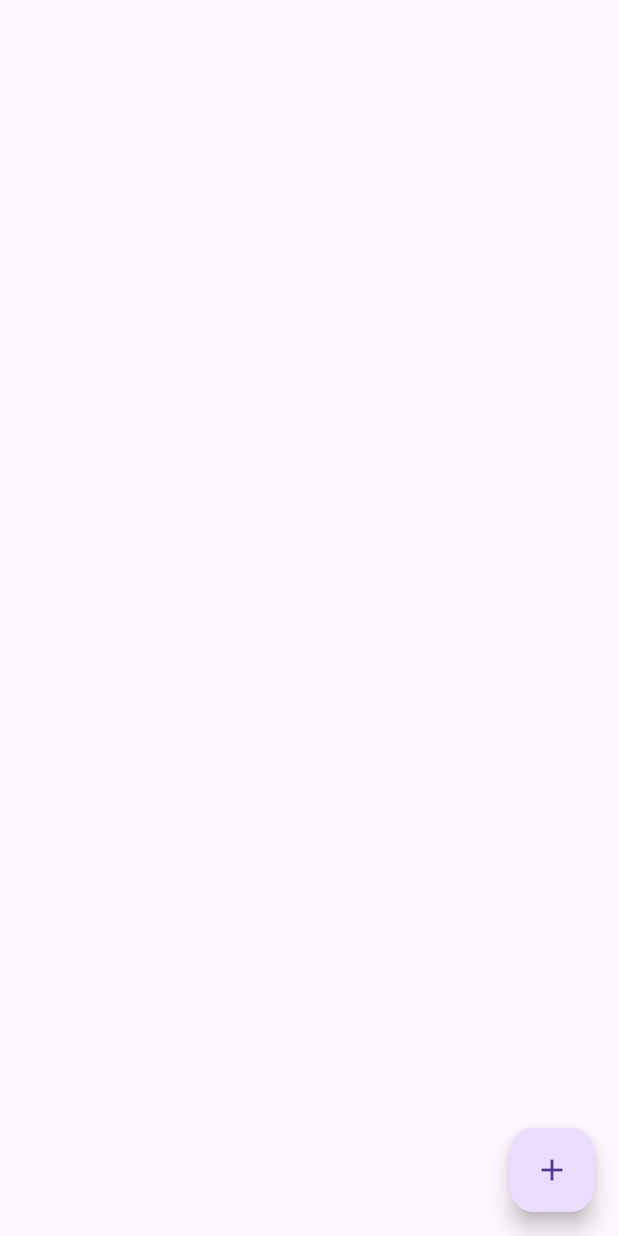
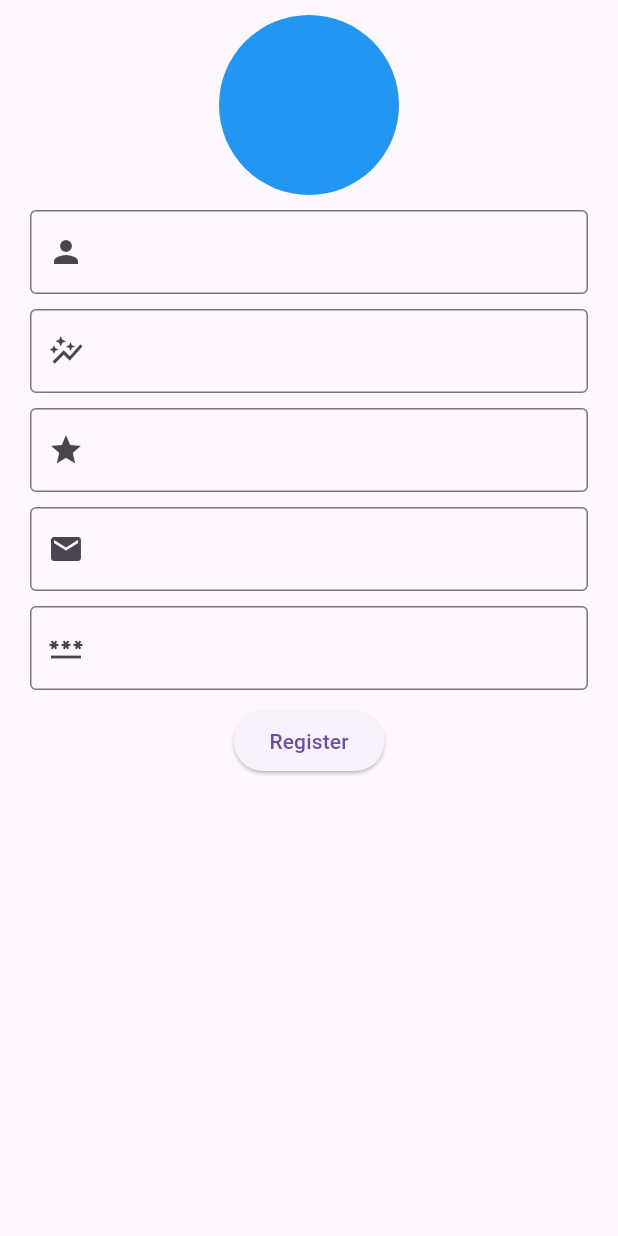
Before and after one commit to sherazinoman/Firebasework, a Flutter app: the screen it shows after launch, on a phone screen of 412 x 824 dp. Run offline on Flutter 3.47's test engine with Material 3 defaults, Android fonts, the phone set to English and light mode, and no system bars; our stand-ins replace cloud_firestore, firebase_auth, firebase_core, firebase_storage, image_picker, shared_preferences; accounts and stored records are empty.

Commit message:
Firebase with Image

```diff
--- a/lib/main.dart
+++ b/lib/main.dart
@@ -5,6 +5,7 @@ import 'package:tts09bf/fetch_user.dart';
 import 'package:tts09bf/firebase_options.dart';
 import 'package:tts09bf/image_screen.dart';
 import 'package:tts09bf/login_screen.dart';
+import 'package:tts09bf/register_with_image.dart';
 import 'package:tts09bf/splash_screen.dart';
 import 'package:tts09bf/user_fetch_with_image.dart';
 
@@ -22,7 +23,7 @@ class MyApp extends StatelessWidget {
   @override
   Widget build(BuildContext context) {
     return const MaterialApp(
-      home: UserFetchWithImage(),
+      home: RegisterWithImage(),
       debugShowCheckedModeBanner: false,
     );
   }
--- /dev/null
+++ b/lib/register_with_image.dart
@@ -0,0 +1,158 @@
+import 'dart:io';
+
+import 'package:cloud_firestore/cloud_firestore.dart';
+import 'package:firebase_auth/firebase_auth.dart';
+import 'package:firebase_storage/firebase_storage.dart';
+import 'package:flutter/foundation.dart';
+import 'package:flutter/material.dart';
+import 'package:image_picker/image_picker.dart';
+import 'package:uuid/uuid.dart';
+
+class RegisterWithImage extends StatefulWidget {
+  const RegisterWithImage({super.key});
+
+  @override
+  State<RegisterWithImage> createState() => _RegisterWithImageState();
+}
+
+class _RegisterWithImageState extends State<RegisterWithImage> {
+
+  Uint8List? webImage;
+  File? mobileImage;
+
+  final TextEditingController userName = TextEditingController();
+  final TextEditingController userAge = TextEditingController();
+  final TextEditingController userGender = TextEditingController();
+  final TextEditingController userEmail = TextEditingController();
+  final TextEditingController userPassword = TextEditingController();
+
+
+  void userWithImage()async{
+
+    String itemID = const Uuid().v1();
+
+    UploadTask uploadTask = FirebaseStorage.instance.ref().child("images").child(itemID).putData(webImage!);
+    TaskSnapshot taskSnapshot = await uploadTask;
+    String imageUrl = await taskSnapshot.ref.getDownloadURL();
+    userAuth(ID: itemID,image: imageUrl);
+  }
+
+  void userAuth({String? ID, String? image})async{
+    try{
+      await FirebaseAuth.instance.createUserWithEmailAndPassword(email: userEmail.text, password: userPassword.text);
+      FirebaseFirestore.instance.collection("dataimage").doc(ID).set({
+        "id" :ID,
+        "name" : userName.text,
+        "age" : userAge.text,
+        "gender" : userGender.text,
+        "email" : userEmail.text,
+        "password" : userPassword.text,
+        "image" :image,
+      });
+
+    }catch(ex){
+      ScaffoldMessenger.of(context).showSnackBar(SnackBar(content: Text("Something went wrong")));
+    }
+  }
+
+
+  @override
+  Widget build(BuildContext context) {
+    return Scaffold(
+      body: Container(
+        margin: EdgeInsets.symmetric(horizontal: 20),
+        child: Column(
+          children: [
+
+            SizedBox(
+              height: 10,
+            ),
+
+            GestureDetector(
+              onTap: ()async{
+               if(kIsWeb){
+                 XFile? pickkImage = await ImagePicker().pickImage(source: ImageSource.gallery);
+                 if(pickkImage != null){
+                   var convertedFile = await pickkImage.readAsBytes();
+                   setState(() {
+                     webImage = convertedFile;
+                   });
+                 }else{
+                   ScaffoldMessenger.of(context).showSnackBar(SnackBar(content: Text("Image not picked")));
+                 }
+               }else{
+                 XFile? pickkImage = await ImagePicker().pickImage(source: ImageSource.gallery);
+                 if(pickkImage != null){
+                   var convertedFile = File(pickkImage.path);
+                   setState(() {
+                     mobileImage = convertedFile;
+                   });
+                 }else{
+                   ScaffoldMessenger.of(context).showSnackBar(SnackBar(content: Text("Image not picked")));
+                 }
+               }
+              },
+              child: CircleAvatar(
+                radius: 60,
+                backgroundImage: webImage!=null ? MemoryImage(webImage!) : null,
+                backgroundColor: Colors.blue,
+              ),
+            ),
+
+            SizedBox(height: 10,),
+
+            TextFormField(
+              controller: userName,
+              decoration: InputDecoration(
+                border: OutlineInputBorder(),
+                prefixIcon: Icon(Icons.person)
+              ),
+            ),
+            SizedBox(height: 10,),
+
+            TextFormField(
+              controller: userAge,
+              decoration: InputDecoration(
+                  border: OutlineInputBorder(),
+                  prefixIcon: Icon(Icons.auto_graph_outlined)
+              ),
+            ),
+            SizedBox(height: 10,),
+
+            TextFormField(
+              controller: userGender,
+              decoration: InputDecoration(
+                  border: OutlineInputBorder(),
+                  prefixIcon: Icon(Icons.grade)
+              ),
+            ),
+            SizedBox(height: 10,),
+
+            TextFormField(
+              controller: userEmail,
+              decoration: InputDecoration(
+                  border: OutlineInputBorder(),
+                  prefixIcon: Icon(Icons.email)
+              ),
+            ),
+            SizedBox(height: 10,),
+
+            TextFormField(
+              controller: userPassword,
+              decoration: InputDecoration(
+                  border: OutlineInputBorder(),
+                  prefixIcon: Icon(Icons.password)
+              ),
+            ),
+            SizedBox(height: 10,),
+
+            ElevatedButton(onPressed: (){
+              userWithImage();
+            }, child: Text("Register"))
+
+          ],
+        ),
+      ),
+    );
+  }
+}
```
